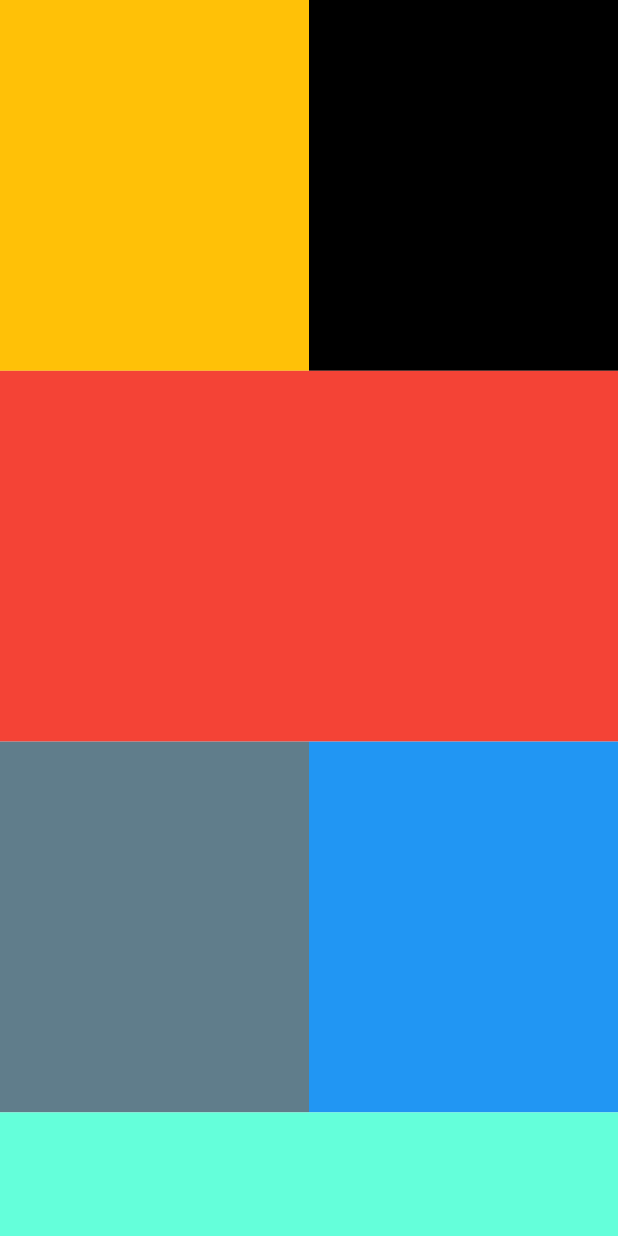
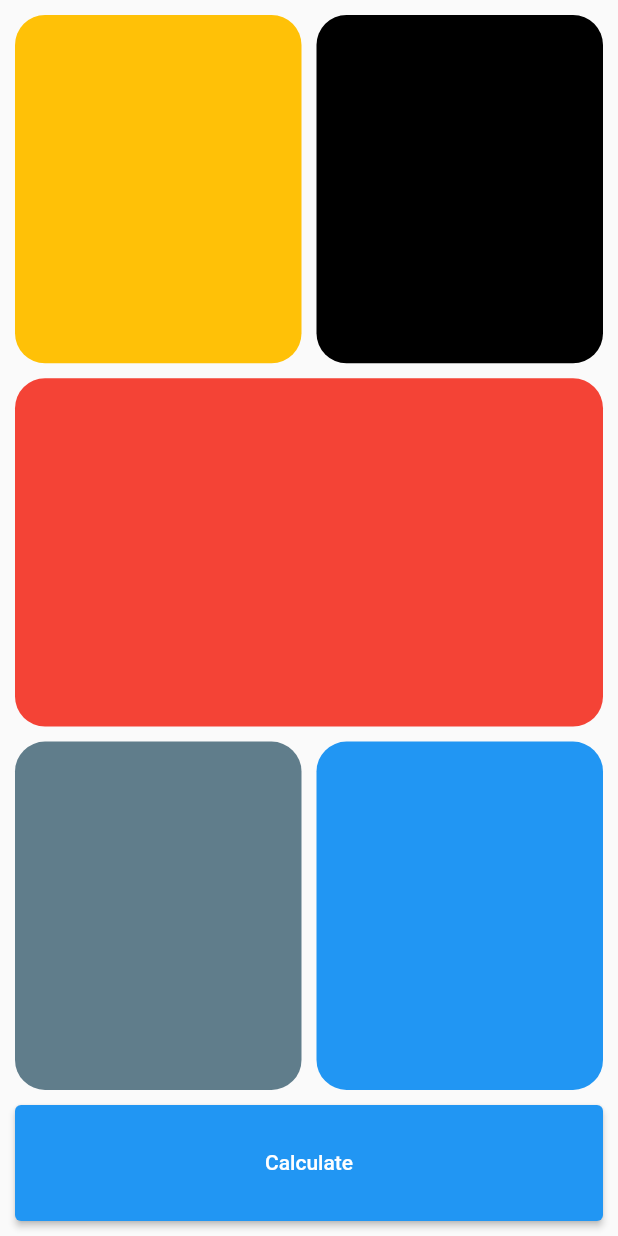
Before and after one commit to marufmon/FlutterApps, a Flutter app: the screen it shows after launch, on a phone screen of 412 x 824 dp. Run offline on Flutter 3.47's test engine with Material 2 defaults, Android fonts, the phone set to English and light mode, and no system bars; our stand-ins replace google_fonts, image_picker.

Commit message:
Update home.dart

```diff
--- a/bmi_app/lib/home.dart
+++ b/bmi_app/lib/home.dart
@@ -14,7 +14,9 @@ class _HomePageState extends State<HomePage> {
   Widget build(BuildContext context) {
     return SafeArea(
       child: Scaffold(
-        body: Column(
+        body: Container(
+          padding: EdgeInsets.all(10),
+          child: Column(
             children: [
               Expanded(
                   flex: 3,
@@ -22,39 +24,71 @@ class _HomePageState extends State<HomePage> {
                     children: [
                       Expanded(
                           child: Container(
+                        decoration: BoxDecoration(
+                          borderRadius: BorderRadius.circular(20),
                           color: Colors.amber,
+                        ),
                       )),
+                      SizedBox(
+                        width: 10,
+                      ),
                       Expanded(
                           child: Container(
+                        decoration: BoxDecoration(
+                          borderRadius: BorderRadius.circular(20),
                           color: Colors.black,
+                        ),
                       )),
                     ],
                   )),
+              SizedBox(
+                height: 10,
+              ),
               Expanded(
                   flex: 3,
                   child: Container(
+                    decoration: BoxDecoration(
+                      borderRadius: BorderRadius.circular(20),
                       color: Colors.red,
+                    ),
                   )),
+              SizedBox(
+                height: 10,
+              ),
               Expanded(
                   flex: 3,
                   child: Row(
                     children: [
                       Expanded(
                           child: Container(
+                        decoration: BoxDecoration(
+                          borderRadius: BorderRadius.circular(20),
                           color: Colors.blueGrey,
+                        ),
                       )),
+                      SizedBox(
+                        width: 10,
+                      ),
                       Expanded(
                           child: Container(
-                      color: Colors.blue,
+                        decoration: BoxDecoration(
+                            borderRadius: BorderRadius.circular(20),
+                            color: Colors.blue),
                       )),
                     ],
                   )),
+              SizedBox(
+                height: 10,
+              ),
               Expanded(
                   flex: 1,
                   child: Container(
-                  color: Colors.tealAccent,
+                    width: double.infinity,
+                    child: ElevatedButton(
+                        onPressed: (() {}), child: Text("Calculate")),
                   )),
             ],
+          ),
         ),
       ),
     );
```
Lines whose indentation alone changed are shown as unchanged.
